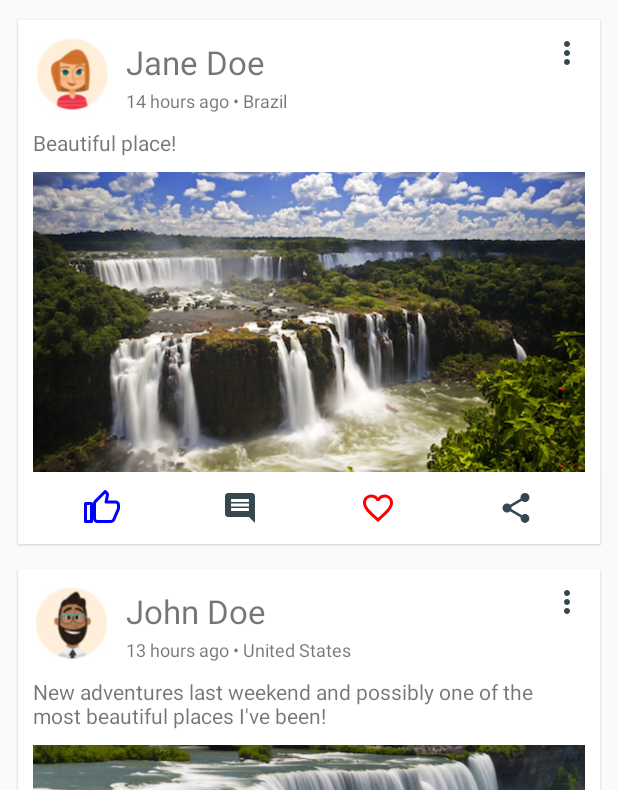
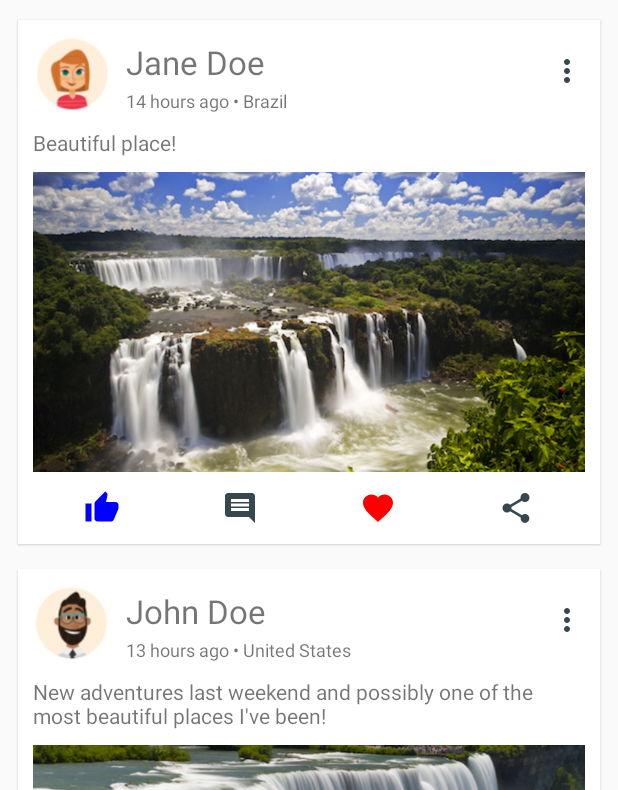
Before and after one commit to fartem/android-accessibility, an Android app: the CardsActivity screen opened directly, with no data from a screen before it, after a tap on an icon or button, on a phone screen of 412 x 824 dp, the part 84-874 px from its top. Run offline under Robolectric (Android 15) with nearby library versions, the phone set to English and light mode, and no system bars; 1 other tap on this screen came first.

Commit message:
2020-02-13 Version 1.0.0: Completed Chapter 2 - Design and Develop Your App for Everyone

```diff
--- a/app/src/main/java/com/smlnskgmail/jaman/androidaccessibility/activities/LoginActivity.kt
+++ b/app/src/main/java/com/smlnskgmail/jaman/androidaccessibility/activities/LoginActivity.kt
@@ -17,6 +17,8 @@ class LoginActivity : BaseActivity(), View.OnClickListener {
     override fun onClick(v: View) {
         if (!hasEmptyFields()) {
             login_error_message!!.text = getString(R.string.login_invalid)
+            login_email_address.error = null
+            login_password.error = null
         }
     }
 
--- a/app/src/main/java/com/smlnskgmail/jaman/androidaccessibility/adapters/CardListAdapter.kt
+++ b/app/src/main/java/com/smlnskgmail/jaman/androidaccessibility/adapters/CardListAdapter.kt
@@ -6,6 +6,7 @@ import android.view.LayoutInflater
 import android.view.View
 import android.view.ViewGroup
 import androidx.annotation.NonNull
+import androidx.core.content.ContextCompat
 import androidx.recyclerview.widget.RecyclerView
 import com.smlnskgmail.jaman.androidaccessibility.R
 import com.smlnskgmail.jaman.androidaccessibility.models.CardItem
@@ -98,13 +99,37 @@ class CardListAdapter(
             itemView.cards_card_image.setImageResource(item.imageId)
             if (item.isLiked) {
                 itemView.cards_card_like.setColorFilter(Color.BLUE)
+                itemView.cards_card_like.setImageDrawable(
+                    ContextCompat.getDrawable(
+                        itemView.context,
+                        R.drawable.ic_thumb_up_24dp
+                    )
+                )
             } else {
                 itemView.cards_card_like.colorFilter = null
+                itemView.cards_card_like.setImageDrawable(
+                    ContextCompat.getDrawable(
+                        itemView.context,
+                        R.drawable.ic_thumb_up_border_24dp
+                    )
+                )
             }
             if (item.isFavorite) {
                 itemView.cards_card_favorite.setColorFilter(Color.RED)
+                itemView.cards_card_favorite.setImageDrawable(
+                    ContextCompat.getDrawable(
+                        itemView.context,
+                        R.drawable.ic_favorite_24dp
+                    )
+                )
             } else {
                 itemView.cards_card_favorite.colorFilter = null
+                itemView.cards_card_favorite.setImageDrawable(
+                    ContextCompat.getDrawable(
+                        itemView.context,
+                        R.drawable.ic_favorite_border_24dp
+                    )
+                )
             }
         }
 
--- /dev/null
+++ b/app/src/main/res/drawable/ic_favorite_24dp.xml
@@ -0,0 +1,9 @@
+<vector xmlns:android="http://schemas.android.com/apk/res/android"
+        android:width="24dp"
+        android:height="24dp"
+        android:viewportWidth="24.0"
+        android:viewportHeight="24.0">
+    <path
+        android:fillColor="#FF000000"
+        android:pathData="M12,21.35l-1.45,-1.32C5.4,15.36 2,12.28 2,8.5 2,5.42 4.42,3 7.5,3c1.74,0 3.41,0.81 4.5,2.09C13.09,3.81 14.76,3 16.5,3 19.58,3 22,5.42 22,8.5c0,3.78 -3.4,6.86 -8.55,11.54L12,21.35z"/>
+</vector>
--- a/app/src/main/res/layout/activity_login.xml
+++ b/app/src/main/res/layout/activity_login.xml
@@ -71,18 +71,12 @@
         android:id="@+id/login_remember_checkbox"
         android:layout_width="wrap_content"
         android:layout_height="wrap_content"
+        android:minWidth="@dimen/min_touch_size"
+        android:minHeight="@dimen/min_touch_size"
         android:layout_marginStart="@dimen/padding_l"
+        android:text="@string/login_remember_email_address"
         app:layout_constraintTop_toBottomOf="@+id/login_password"
         app:layout_constraintLeft_toLeftOf="parent" />
-
-    <TextView
-        android:layout_width="wrap_content"
-        android:layout_height="0dp"
-        android:gravity="center"
-        android:text="@string/login_remember_email_address"
-        app:layout_constraintLeft_toRightOf="@+id/login_remember_checkbox"
-        app:layout_constraintTop_toBottomOf="@+id/login_password"
-        app:layout_constraintBottom_toTopOf="@+id/login_login_button" />
 
     <androidx.appcompat.widget.AppCompatButton
         android:id="@+id/login_login_button"
--- a/app/src/main/res/layout/card_list_item.xml
+++ b/app/src/main/res/layout/card_list_item.xml
@@ -35,7 +35,6 @@
             android:gravity="center"
             android:layout_width="wrap_content"
             android:layout_height="wrap_content"
-            android:layout_marginLeft="@dimen/padding_m"
             android:layout_marginStart="@dimen/padding_m"
             app:layout_constraintLeft_toRightOf="@id/cards_card_avatar"
             app:layout_constraintTop_toTopOf="parent"
@@ -58,9 +57,12 @@
             android:id="@+id/cards_card_more_options"
             android:layout_width="wrap_content"
             android:layout_height="wrap_content"
+            android:minWidth="@dimen/min_touch_size"
+            android:minHeight="@dimen/min_touch_size"
+            android:paddingStart="@dimen/min_touch_size"
+            android:background="?android:attr/selectableItemBackground"
             app:layout_constraintRight_toRightOf="parent"
-            app:srcCompat="@drawable/ic_more_vert_24dp"
-            android:background="?android:attr/selectableItemBackground" />
+            app:srcCompat="@drawable/ic_more_vert_24dp" />
 
         <TextView
             android:id="@+id/cards_card_share_text"
@@ -83,40 +85,48 @@
 
         <ImageButton
             android:id="@+id/cards_card_like"
+            android:layout_width="0dp"
+            android:layout_height="@dimen/min_touch_size"
+            android:minWidth="@dimen/min_touch_size"
+            android:minHeight="@dimen/min_touch_size"
             app:srcCompat="@drawable/ic_thumb_up_border_24dp"
             android:background="?android:attr/selectableItemBackground"
-            android:layout_width="0dp"
-            android:layout_height="@dimen/min_touch_size"
             app:layout_constraintLeft_toLeftOf="parent"
             app:layout_constraintRight_toLeftOf="@+id/cards_card_comment"
             app:layout_constraintTop_toBottomOf="@id/cards_card_image" />
 
         <ImageButton
             android:id="@+id/cards_card_comment"
+            android:layout_width="0dp"
+            android:layout_height="@dimen/min_touch_size"
+            android:minWidth="@dimen/min_touch_size"
+            android:minHeight="@dimen/min_touch_size"
             app:srcCompat="@drawable/ic_comment_24dp"
             android:background="?android:attr/selectableItemBackground"
-            android:layout_width="0dp"
-            android:layout_height="@dimen/min_touch_size"
             app:layout_constraintLeft_toRightOf="@+id/cards_card_like"
             app:layout_constraintRight_toLeftOf="@+id/cards_card_favorite"
             app:layout_constraintTop_toBottomOf="@id/cards_card_image" />
 
         <ImageButton
             android:id="@+id/cards_card_favorite"
+            android:layout_width="0dp"
+            android:layout_height="@dimen/min_touch_size"
+            android:minWidth="@dimen/min_touch_size"
+            android:minHeight="@dimen/min_touch_size"
             app:srcCompat="@drawable/ic_favorite_border_24dp"
             android:background="?android:attr/selectableItemBackground"
-            android:layout_width="0dp"
-            android:layout_height="@dimen/min_touch_size"
             app:layout_constraintLeft_toRightOf="@+id/cards_card_comment"
             app:layout_constraintRight_toLeftOf="@+id/cards_card_share"
             app:layout_constraintTop_toBottomOf="@id/cards_card_image" />
 
         <ImageButton
             android:id="@+id/cards_card_share"
+            android:layout_width="0dp"
+            android:layout_height="@dimen/min_touch_size"
+            android:minWidth="@dimen/min_touch_size"
+            android:minHeight="@dimen/min_touch_size"
             app:srcCompat="@drawable/ic_share_24dp"
             android:background="?android:attr/selectableItemBackground"
-            android:layout_width="0dp"
-            android:layout_height="@dimen/min_touch_size"
             app:layout_constraintRight_toRightOf="parent"
             app:layout_constraintLeft_toRightOf="@id/cards_card_favorite"
             app:layout_constraintTop_toBottomOf="@id/cards_card_image" />
--- a/app/src/main/res/menu/cards_card_more_options_menu.xml
+++ b/app/src/main/res/menu/cards_card_more_options_menu.xml
@@ -2,11 +2,15 @@
 <menu xmlns:android="http://schemas.android.com/apk/res/android" >
 
     <item
+        android:id="@+id/cards_card_archive"
+        android:title="@string/cards_card_archive_this_post" />
+
+    <item
         android:id="@+id/cards_card_remove"
-        android:title="@string/cards_card_remove_this_post"/>
+        android:title="@string/cards_card_remove_this_post" />
 
     <item
         android:id="@+id/cards_card_report"
-        android:title="@string/cards_card_report_this_post"/>
+        android:title="@string/cards_card_report_this_post" />
 
 </menu>
--- a/app/src/main/res/values/dimens.xml
+++ b/app/src/main/res/values/dimens.xml
@@ -2,6 +2,7 @@
 <resources>
     <dimen name="avatar_image">52dp</dimen>
     <dimen name="min_touch_size">48dp</dimen>
+    <dimen name="min_touch_half">24dp</dimen>
     <dimen name="padding_m">10dp</dimen>
     <dimen name="padding_l">16dp</dimen>
     <dimen name="focus_border">2dp</dimen>
--- a/app/src/main/res/values/strings.xml
+++ b/app/src/main/res/values/strings.xml
@@ -8,9 +8,9 @@
     <string name="login_remember_email_address">Remember email address</string>
     <string name="login_login">Login</string>
     <string name="login_forgot_password">Forgot password?</string>
-    <string name="login_email_required">Email is required</string>
-    <string name="login_password_required">Password is required</string>
-    <string name="login_invalid">Login or password is invalid</string>
+    <string name="login_email_required">⚠ Error: Email is required</string>
+    <string name="login_password_required">⚠ Error: Password is required</string>
+    <string name="login_invalid">⚠ Error: Login or password is invalid</string>
 
     <!-- Settings -->
     <string name="settings_title">Settings</string>
@@ -77,6 +77,7 @@
     <string name="cards_title">Cards</string>
     <string name="cards_share_via">Share via</string>
     <string name="cards_timeloc_format">%1$s • %2$s</string>
+    <string name="cards_card_archive_this_post">Archive this post</string>
     <string name="cards_card_remove_this_post">Remove this post</string>
     <string name="cards_card_report_this_post">Report this post</string>
 
```
